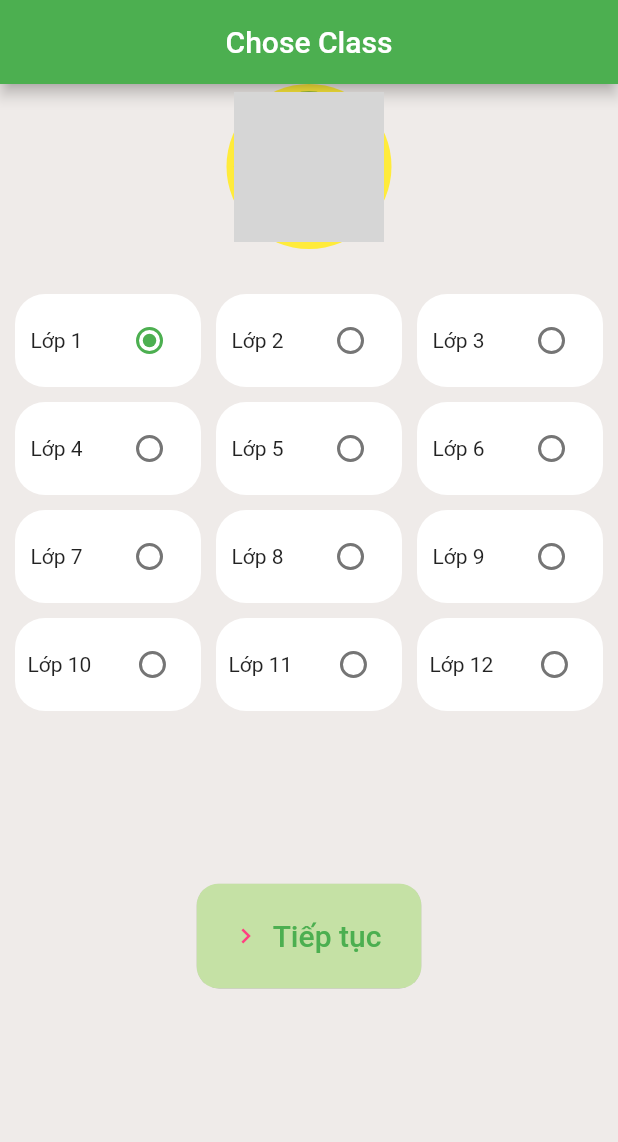
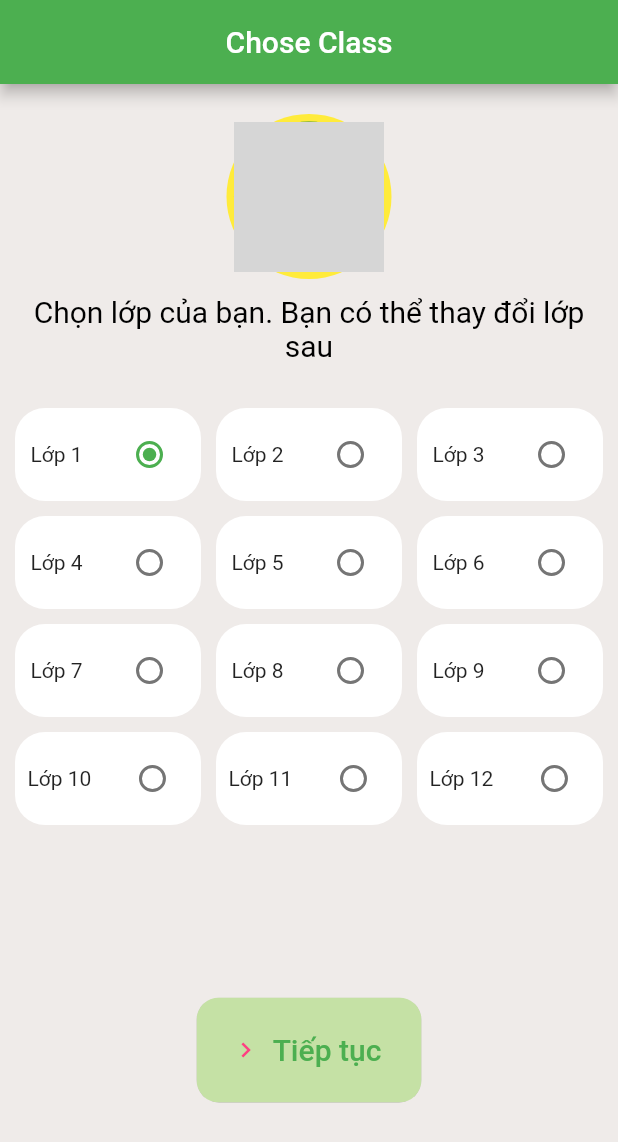
Before and after one commit to truonganhhoang/INT3120-2-2020, a Flutter app: the ChoseClassPage screen opened directly, on a phone screen of 412 x 824 dp. Shown: the top 1142 px of the screen. Run offline on Flutter 3.47's test engine with Material 2 defaults, Android fonts, the light colour scheme and no system bars; our stand-ins replace cloud_firestore, firebase_auth, firebase_core, flutter_html, google_fonts, google_sign_in; missing offline and left inert: flutter_auth_buttons; accounts and stored records are empty; network calls fail; grey boxes are pictures that could not be loaded.

Commit message:
done dev

```diff
--- a/19/vietjack_mobile_app/lib/ChoseClassPage.dart
+++ b/19/vietjack_mobile_app/lib/ChoseClassPage.dart
@@ -30,7 +30,9 @@ class _ChoseClassPageState extends State<ChoseClassPage> {
       appBar: new AppBar(title:new Text("Chose Class"),centerTitle: true,),
       body: CustomScrollView(
           slivers: <Widget>[
-            new SliverList(
+            new SliverPadding(
+              padding: EdgeInsets.only(top: 20,bottom: 10),
+              sliver: new SliverList(
                 delegate: new SliverChildListDelegate(
                     [
                       new CircleAvatar(
@@ -42,6 +44,24 @@ class _ChoseClassPageState extends State<ChoseClassPage> {
                           )
                       ),
                     ]
+                ),
+              ),
+            ),
+            new SliverPadding(
+              padding: EdgeInsets.fromLTRB(20, 0, 20, 0),
+              sliver: new SliverList(
+                  delegate: new SliverChildListDelegate([
+                    new Center(
+                      child:new Text(
+                        "Chọn lớp của bạn. Bạn có thể thay đổi lớp sau",
+                        style: new TextStyle(
+                          fontSize: 20,
+                          color: Colors.black
+                        ),
+                        textAlign: TextAlign.center,
+                      )
+                    )
+                  ])
               ),
             ),
             new SliverPadding(
--- a/19/vietjack_mobile_app/lib/LoginPage.dart
+++ b/19/vietjack_mobile_app/lib/LoginPage.dart
@@ -32,7 +32,7 @@ class _LoginPageState extends State<LoginPage> {
   }
   Widget loginScene(){
     return new Scaffold(//login scene
-        appBar: new AppBar(title: new Text("Login"), centerTitle: true),
+        appBar: new AppBar(title: new Text("Đăng nhập"), centerTitle: true),
         body: Container(
           child: Column(
             crossAxisAlignment: CrossAxisAlignment.stretch,
--- a/19/vietjack_mobile_app/lib/UserInfoPage.dart
+++ b/19/vietjack_mobile_app/lib/UserInfoPage.dart
@@ -380,7 +380,7 @@ class _UserInfoPageState extends State<UserInfoPage> {
   @override
   Widget build(BuildContext context) {
     return Scaffold(
-      appBar: new AppBar(title: new Text("Login"), centerTitle: true),
+      appBar: new AppBar(title: new Text("Tài khoản"), centerTitle: true),
       body: Padding(
         padding: EdgeInsets.only(top: 20),
         child: Center(
--- a/19/vietjack_mobile_app/lib/homePage.dart
+++ b/19/vietjack_mobile_app/lib/homePage.dart
@@ -33,7 +33,7 @@ class _homePageState extends State<homePage> {
     double height = MediaQuery.of(context).size.height;
     return new Scaffold(
         appBar: new AppBar(
-          title: new Text("Home Page"),
+          title: new Text("Trang chủ"),
           centerTitle: true,
         ),
         body: CustomScrollView(
@@ -69,7 +69,7 @@ class _homePageState extends State<homePage> {
                           new GestureDetector(
                             onTap: (){
                               Navigator.push(context, MaterialPageRoute(builder: (context){
-                                return new DetailSubject(grade: this.userClass,nameSubject: data[i].id,);
+                                return new DetailSubject(grade: this.userClass,nameSubject: data[i].id,translatedNameSubject: data[i]["nameSubject"],);
                               }));
                             },
                             child: new  Container(
--- a/19/vietjack_mobile_app/pubspec.yaml
+++ b/19/vietjack_mobile_app/pubspec.yaml
@@ -65,5 +65,8 @@ flutter:
     - family: GoodDog
       fonts:
         - asset: fonts/GOODDOG.TTF
+#    - family: HiBlack
+#      fonts:
+#        -asset: fonts/HiBlack-n3a1.TTF
   # For details regarding fonts from package dependencies,
   # see https://flutter.dev/custom-fonts/#from-packages
```
Also changed, not shown: 19/vietjack_mobile_app/lib/API.dart (+7 -3 lines), 19/vietjack_mobile_app/lib/DetailSubject.dart (+4 -3 lines), 19/vietjack_mobile_app/lib/HistoryPage.dart (+15 -2 lines), 19/vietjack_mobile_app/fonts/HiBlack-n3a1.TTF (added). Lines whose indentation alone changed are shown as unchanged.
